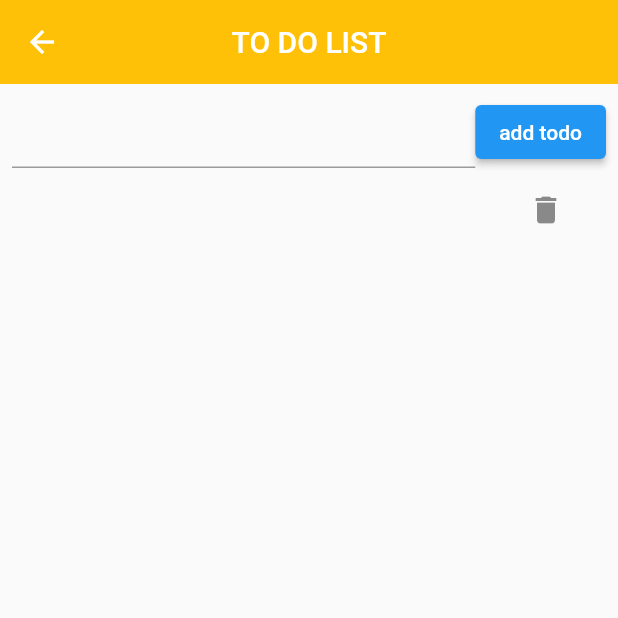
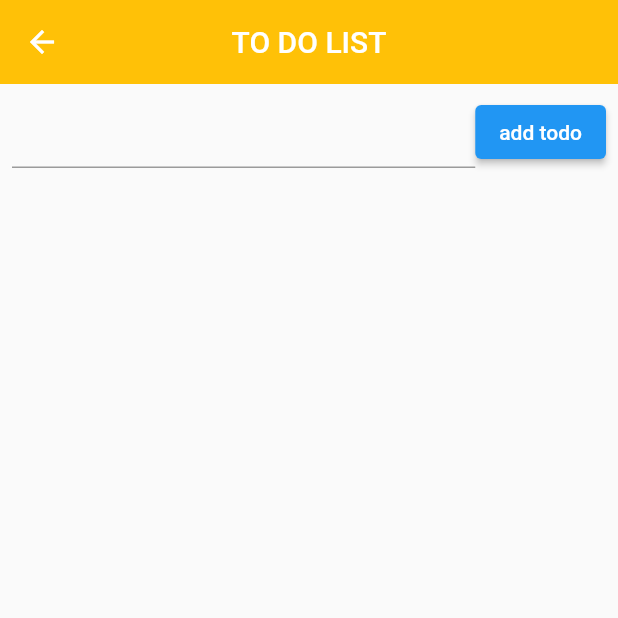
Before and after one commit to subin70/fluttercamp, a Flutter app: the ToDoList screen opened by its route, after a tap on "add todo", on a phone screen of 412 x 824 dp, the top half of it. Run offline on Flutter 3.47's test engine with Material 2 defaults, Android fonts, the phone set to English and light mode, and no system bars; our stand-ins replace cloud_firestore, firebase_core, get; accounts and stored records are empty.

```diff
--- a/lib/todo.dart
+++ b/lib/todo.dart
@@ -31,9 +31,9 @@ class _State extends State<ToDoList> {
     super.dispose();
   }
   void _addTodo(Todo todo){
-    FirebaseFirestore.instance
-        .collection('todo').add({'title' : todo.title, 'isDone':todo.isDone});
-    toDoController.text = '';
+    //FirebaseFirestore.instance
+    //    .collection('todo').add({'title' : todo.title, 'isDone':todo.isDone});
+   // toDoController.text = '';
     /*
     setState(() {
       _item.add(todo);
```
